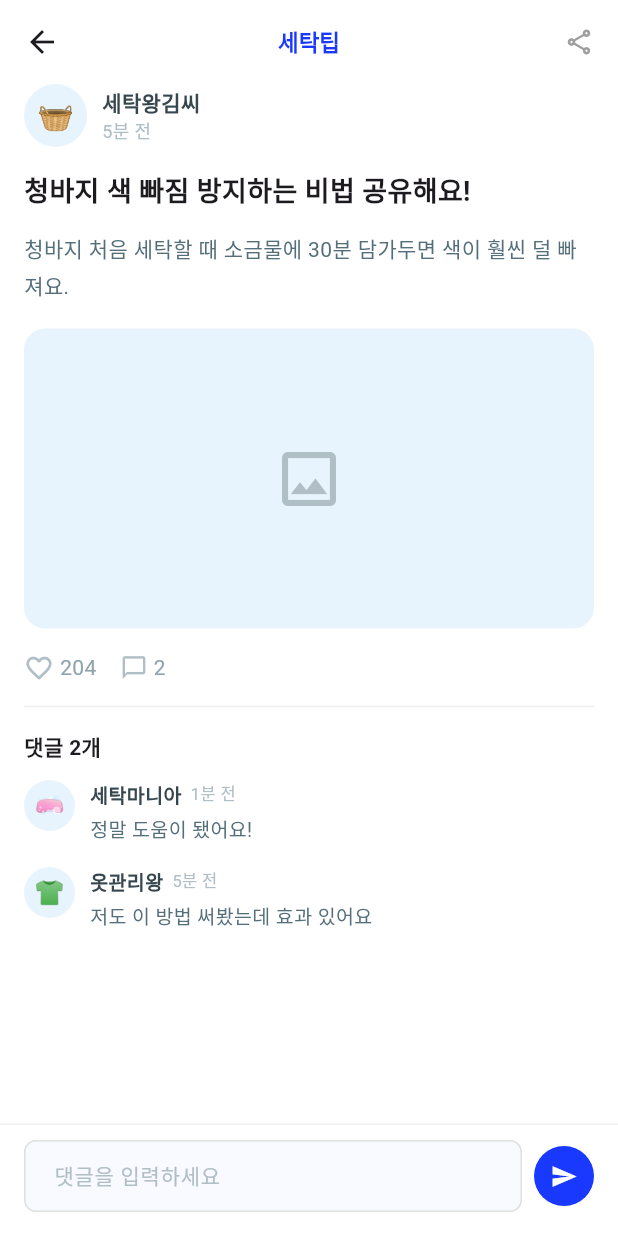
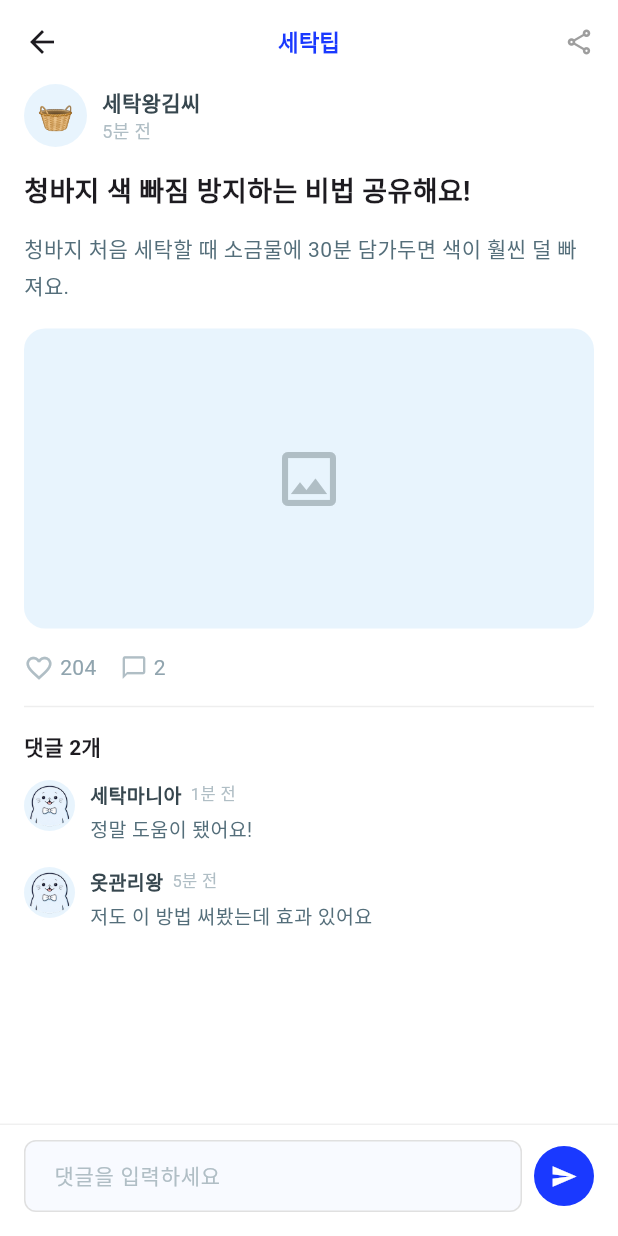
Before and after one commit to semothon-team-4/front, a Flutter app: the CommunityScreen screen opened directly, after a tap on "최신순", after a tap on "세탁왕김씨", on a phone screen of 412 x 824 dp. Run offline on Flutter 3.47's test engine with Material 3 defaults, Android fonts, the phone set to English and light mode, and no system bars; our stand-ins replace geolocator, image_picker, shared_preferences, sqflite; missing offline and left inert: flutter_naver_map; accounts and stored records are empty.

Commit message:
프로필 창이랑 커뮤 창에 마스코트로 프사 완료

```diff
--- a/lib/screens/community_screen.dart
+++ b/lib/screens/community_screen.dart
@@ -3,6 +3,7 @@ import 'dart:io';
 import 'package:flutter/material.dart';
 import '../services/business_store_service.dart';
 import 'community_write_screen.dart';
+import '../widgets/mascot_profile_avatar.dart';
 
 const _kWriteCategories = ['세탁팁', '수선', '제품추천', '의류상태'];
 
@@ -534,19 +535,9 @@ class _PostCardState extends State<_PostCard> {
                     children: [
                       GestureDetector(
                         onTap: _openUserProfile,
-                        child: Container(
-                          width: 38,
-                          height: 38,
-                          decoration: const BoxDecoration(
-                            color: Color(0xFFE8F4FD),
-                            shape: BoxShape.circle,
-                          ),
-                          child: Center(
-                            child: Text(
-                              widget.post['avatar'],
-                              style: const TextStyle(fontSize: 18),
-                            ),
-                          ),
+                        child: const MascotProfileAvatar(
+                          size: 38,
+                          backgroundColor: Color(0xFFE8F4FD),
                         ),
                       ),
                       const SizedBox(width: 10),
@@ -1076,19 +1067,9 @@ class _PostDetailScreenState extends State<_PostDetailScreen> {
                       child: Row(
                         crossAxisAlignment: CrossAxisAlignment.start,
                         children: [
-                          Container(
-                            width: 34,
-                            height: 34,
-                            decoration: const BoxDecoration(
-                              color: Color(0xFFE8F4FD),
-                              shape: BoxShape.circle,
-                            ),
-                            child: Center(
-                              child: Text(
-                                c['avatar'],
-                                style: const TextStyle(fontSize: 16),
-                              ),
-                            ),
+                          const MascotProfileAvatar(
+                            size: 34,
+                            backgroundColor: Color(0xFFE8F4FD),
                           ),
                           const SizedBox(width: 10),
                           Expanded(
@@ -1242,17 +1223,11 @@ class _CommunityUserProfileScreen extends StatelessWidget {
               ),
             ),
             const SizedBox(height: 16),
-            Container(
-              width: 78,
-              height: 78,
-              decoration: BoxDecoration(
-                shape: BoxShape.circle,
-                border: Border.all(color: const Color(0xFF4F4F4F), width: 2),
-                color: Colors.white.withValues(alpha: 0.7),
-              ),
-              child: Center(
-                child: Text(avatar, style: const TextStyle(fontSize: 30)),
-              ),
+            MascotProfileAvatar(
+              size: 78,
+              backgroundColor: Colors.white.withValues(alpha: 0.7),
+              borderColor: const Color(0xFF4F4F4F),
+              borderWidth: 2,
             ),
             const SizedBox(height: 14),
             Text(
--- /dev/null
+++ b/lib/widgets/mascot_profile_avatar.dart
@@ -0,0 +1,46 @@
+import 'dart:io';
+
+import 'package:flutter/material.dart';
+
+class MascotProfileAvatar extends StatelessWidget {
+  final double size;
+  final File? imageFile;
+  final double? borderWidth;
+  final Color backgroundColor;
+  final Color? borderColor;
+
+  const MascotProfileAvatar({
+    super.key,
+    required this.size,
+    this.imageFile,
+    this.borderWidth,
+    this.backgroundColor = const Color(0xFFDBF4F9),
+    this.borderColor,
+  });
+
+  @override
+  Widget build(BuildContext context) {
+    return Container(
+      width: size,
+      height: size,
+      decoration: BoxDecoration(
+        color: backgroundColor,
+        shape: BoxShape.circle,
+        border: borderColor != null
+            ? Border.all(color: borderColor!, width: borderWidth ?? 1.5)
+            : null,
+      ),
+      clipBehavior: Clip.antiAlias,
+      child: imageFile != null
+          ? Image.file(imageFile!, fit: BoxFit.cover)
+          : Transform.scale(
+              scale: 1.24,
+              child: Image.asset(
+                'assets/images/profile_default.png',
+                fit: BoxFit.cover,
+                alignment: Alignment.center,
+              ),
+            ),
+    );
+  }
+}
```
Also changed, not shown: lib/screens/profile_screen.dart (+2 -23 lines).
